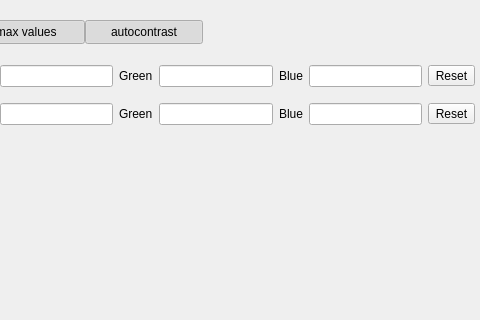
Above: ui/mainwindow.ui from OpenImageDebugger/OpenImageDebugger before the change; both pictures show x 288 to 768 and y 0 to 320 of the 1024 by 768 pixel window. Below: the same form after it.
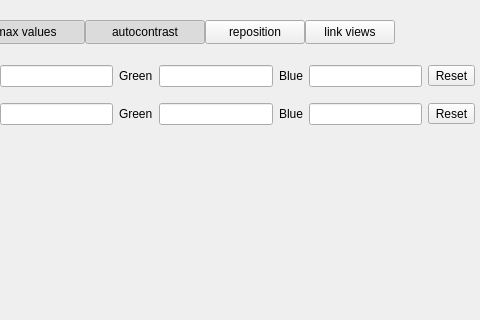
That is the form after the change. Custom widgets are drawn as their Qt base class.

```diff
--- a/ui/mainwindow.ui
+++ b/ui/mainwindow.ui
@@ -94,7 +94,7 @@
             <rect>
              <x>150</x>
              <y>11</y>
-             <width>118</width>
+             <width>120</width>
              <height>24</height>
             </rect>
            </property>
@@ -136,6 +136,38 @@
             <bool>true</bool>
            </property>
           </widget>
+          <widget class="QToolButton" name="reposition_buffer">
+           <property name="geometry">
+            <rect>
+             <x>270</x>
+             <y>11</y>
+             <width>100</width>
+             <height>24</height>
+            </rect>
+           </property>
+           <property name="toolTip">
+            <string extracomment="Reposition buffer on center"/>
+           </property>
+           <property name="text">
+            <string>reposition</string>
+           </property>
+          </widget>
+          <widget class="QToolButton" name="linkViewsToggle">
+           <property name="geometry">
+            <rect>
+             <x>370</x>
+             <y>11</y>
+             <width>90</width>
+             <height>24</height>
+            </rect>
+           </property>
+           <property name="text">
+            <string>link views</string>
+           </property>
+           <property name="checkable">
+            <bool>true</bool>
+           </property>
+          </widget>
          </widget>
         </item>
         <item>
```
